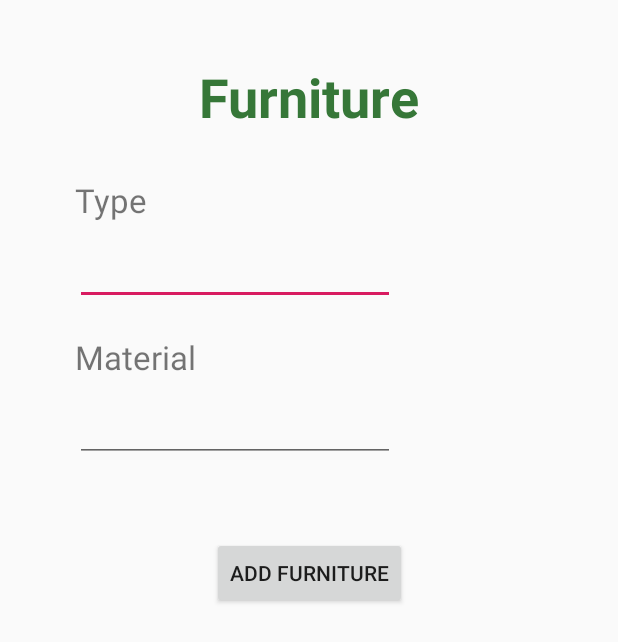
After one commit to csillaboglarka/FieldSurvey, an Android app: the layout furnitureform.xml on its own in the app's theme, with its tools: preview values and no code run, on a phone screen of 412 x 824 dp. The commit adds this screen. Shown: the top 642 px of the screen. Run offline under Robolectric (Android 15) with nearby library versions, the phone set to English and light mode, and no system bars.

Commit message:
Plant and Furniture calsses and layouts

```diff
--- a/app/src/main/res/layout/activity_register.xml
+++ b/app/src/main/res/layout/activity_register.xml
@@ -62,7 +62,6 @@
         android:layout_width="94dp"
         android:layout_height="49dp"
         android:layout_marginTop="58dp"
-        android:onClick="createAccount"
         android:text="@string/registerbutton"
         app:layout_constraintEnd_toEndOf="parent"
         app:layout_constraintStart_toStartOf="parent"
--- /dev/null
+++ b/app/src/main/res/layout/furnitureform.xml
@@ -0,0 +1,76 @@
+<?xml version="1.0" encoding="utf-8"?>
+<androidx.constraintlayout.widget.ConstraintLayout xmlns:android="http://schemas.android.com/apk/res/android"
+    xmlns:app="http://schemas.android.com/apk/res-auto"
+    xmlns:tools="http://schemas.android.com/tools"
+    android:layout_width="match_parent"
+    android:layout_height="match_parent"
+    android:orientation="vertical">
+
+    <TextView
+        android:id="@+id/tvFurnitureTitle"
+        android:layout_width="wrap_content"
+        android:layout_height="wrap_content"
+        android:layout_marginTop="40dp"
+        android:text="@string/txFurnitureTitle"
+        android:textColor="#367738"
+        android:textSize="36sp"
+        android:textStyle="bold"
+        app:layout_constraintEnd_toEndOf="parent"
+        app:layout_constraintStart_toStartOf="parent"
+        app:layout_constraintTop_toTopOf="parent" />
+
+    <TextView
+        android:id="@+id/tvFurnitureType"
+        android:layout_width="wrap_content"
+        android:layout_height="wrap_content"
+        android:layout_marginStart="50dp"
+        android:layout_marginTop="30dp"
+        android:text="@string/txfurnituretype"
+        android:textSize="22sp"
+        app:layout_constraintStart_toStartOf="parent"
+        app:layout_constraintTop_toBottomOf="@+id/tvFurnitureTitle" />
+
+    <EditText
+        android:id="@+id/etFurnitureType"
+        android:layout_width="wrap_content"
+        android:layout_height="wrap_content"
+        android:layout_marginStart="50dp"
+        android:layout_marginTop="10dp"
+        android:ems="10"
+        android:inputType="textPersonName"
+        app:layout_constraintStart_toStartOf="parent"
+        app:layout_constraintTop_toBottomOf="@+id/tvFurnitureType" />
+
+    <TextView
+        android:id="@+id/tvFurnMaterial"
+        android:layout_width="wrap_content"
+        android:layout_height="wrap_content"
+        android:layout_marginStart="50dp"
+        android:layout_marginTop="20dp"
+        android:text="@string/txfurniturematerial"
+        android:textSize="22sp"
+        app:layout_constraintStart_toStartOf="parent"
+        app:layout_constraintTop_toBottomOf="@+id/etFurnitureType" />
+
+    <EditText
+        android:id="@+id/etFurnMaterial"
+        android:layout_width="wrap_content"
+        android:layout_height="wrap_content"
+        android:layout_marginStart="50dp"
+        android:layout_marginTop="10dp"
+        android:ems="10"
+        android:inputType="textPersonName"
+        app:layout_constraintStart_toStartOf="parent"
+        app:layout_constraintTop_toBottomOf="@+id/tvFurnMaterial" />
+
+    <Button
+        android:id="@+id/addFurniture"
+        android:layout_width="wrap_content"
+        android:layout_height="wrap_content"
+        android:layout_marginTop="50dp"
+        android:onClick="addFurniture"
+        android:text="@string/btnAddFurniture"
+        app:layout_constraintEnd_toEndOf="parent"
+        app:layout_constraintStart_toStartOf="parent"
+        app:layout_constraintTop_toBottomOf="@+id/etFurnMaterial" />
+</androidx.constraintlayout.widget.ConstraintLayout>
--- a/app/src/main/res/values/strings.xml
+++ b/app/src/main/res/values/strings.xml
@@ -11,4 +11,13 @@
     <string name="registerpass">Password</string>
     <string name="registerbutton">REGISTER</string>
     <string name="signout">Sign Out</string>
+    <string name="planttitle">Plant</string>
+    <string name="txplantspecies">Plant species</string>
+    <string name="txhungarianname">Hungarian name</string>
+    <string name="txlatinname">Latin name</string>
+    <string name="btnAddPlant">ADD PLANT</string>
+    <string name="txFurnitureTitle">Furniture</string>
+    <string name="txfurnituretype">Type</string>
+    <string name="txfurniturematerial">Material</string>
+    <string name="btnAddFurniture">ADD FURNITURE</string>
 </resources>
```
Also changed, not shown: app/src/main/java/com/example/fieldsurvey/Classes/Furniture.java (+30 -0 lines), app/src/main/java/com/example/fieldsurvey/Classes/Plant.java (+39 -0 lines), app/src/main/java/com/example/fieldsurvey/Profile.java (+8 -0 lines), app/src/main/res/layout/activity_data_manage.xml (+26 -2 lines), app/src/main/res/layout/plantform.xml (added, +97 -0 lines).
